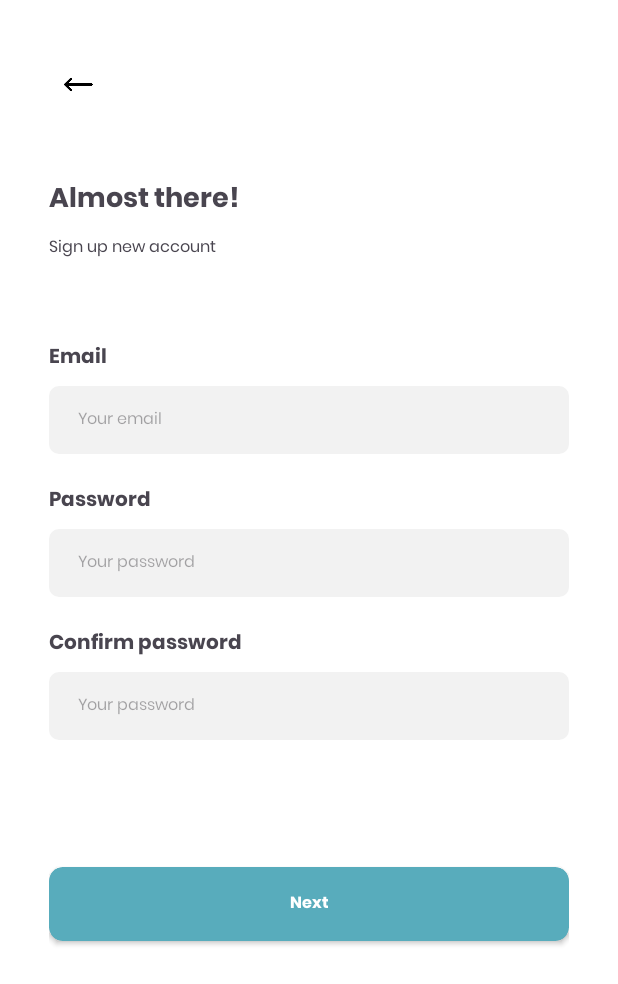
After one commit to Raielaaa/smart-app, an Android app: the RegisterPasswordFragment screen opened through its navigation route, on a phone screen of 412 x 824 dp. The commit adds this screen. Shown: the top 984 px of the screen. Run offline under Robolectric (Android 15) with nearby library versions, the phone set to English and light mode, and no system bars; our stand-ins replace sdp/ssp sizes.

Commit message:
v1.3 Added Register page v2

```diff
--- /dev/null
+++ b/app/src/main/java/com/example/smart/ui/account/register/RegisterPasswordFragment.kt
@@ -0,0 +1,36 @@
+package com.example.smart.ui.account.register
+
+import androidx.fragment.app.viewModels
+import android.os.Bundle
+import androidx.fragment.app.Fragment
+import android.view.LayoutInflater
+import android.view.View
+import android.view.ViewGroup
+import androidx.navigation.fragment.findNavController
+import com.example.lab_ass_app.ui.account.register.TermsOfServiceDialog
+import com.example.smart.R
+import com.example.smart.databinding.FragmentRegisterPasswordBinding
+
+class RegisterPasswordFragment : Fragment() {
+    private val viewModel: RegisterPasswordViewModel by viewModels()
+    private lateinit var binding: FragmentRegisterPasswordBinding
+
+    override fun onCreateView(
+        inflater: LayoutInflater, container: ViewGroup?,
+        savedInstanceState: Bundle?
+    ): View {
+        binding = FragmentRegisterPasswordBinding.inflate(inflater, container, false)
+
+        binding.apply {
+            cvLogin.setOnClickListener {
+                TermsOfServiceDialog(
+                    this@RegisterPasswordFragment,
+                    viewModel,
+                    binding
+                ).show(this@RegisterPasswordFragment.parentFragmentManager, "Register_BottomDialog")
+            }
+        }
+
+        return binding.root
+    }
+}
--- /dev/null
+++ b/app/src/main/res/layout/fragment_register_password.xml
@@ -0,0 +1,159 @@
+<?xml version="1.0" encoding="utf-8"?>
+<androidx.constraintlayout.widget.ConstraintLayout xmlns:android="http://schemas.android.com/apk/res/android"
+    xmlns:app="http://schemas.android.com/apk/res-auto"
+    xmlns:tools="http://schemas.android.com/tools"
+    android:layout_width="match_parent"
+    android:layout_height="match_parent"
+    android:layout_marginHorizontal="@dimen/_25sdp"
+    tools:context=".ui.account.login.RegisterPasswordFragment">
+
+    <ImageView
+        android:id="@+id/imageView5"
+        android:layout_width="@dimen/_30sdp"
+        android:layout_height="@dimen/_15sdp"
+        android:layout_marginTop="@dimen/_36sdp"
+        android:src="@drawable/left_arrow_long"
+        app:layout_constraintStart_toStartOf="parent"
+        app:layout_constraintTop_toTopOf="parent" />
+
+    <TextView
+        android:id="@+id/textView5"
+        android:layout_width="wrap_content"
+        android:layout_height="wrap_content"
+        android:layout_marginTop="@dimen/_40sdp"
+        android:fontFamily="@font/poppins_bold"
+        android:text="@string/register_pass_header"
+        android:textSize="@dimen/_14ssp"
+        app:layout_constraintStart_toStartOf="parent"
+        app:layout_constraintTop_toBottomOf="@+id/imageView5" />
+
+    <TextView
+        android:id="@+id/textView6"
+        android:layout_width="wrap_content"
+        android:layout_height="wrap_content"
+        android:layout_marginTop="@dimen/_5sdp"
+        android:fontFamily="@font/poppins"
+        android:text="@string/register_pass_subheader"
+        android:textSize="@dimen/_8ssp"
+        app:layout_constraintStart_toStartOf="parent"
+        app:layout_constraintTop_toBottomOf="@+id/textView5" />
+
+    <TextView
+        android:id="@+id/textView7"
+        android:layout_width="wrap_content"
+        android:layout_height="wrap_content"
+        android:layout_marginTop="@dimen/_40sdp"
+        android:fontFamily="@font/poppins_bold"
+        android:text="@string/register_pass_email"
+        android:textSize="@dimen/_10ssp"
+        app:layout_constraintStart_toStartOf="parent"
+        app:layout_constraintTop_toBottomOf="@+id/textView6" />
+
+    <EditText
+        android:id="@+id/editTextTextEmailAddress"
+        android:layout_width="0dp"
+        android:layout_height="wrap_content"
+        android:layout_marginTop="@dimen/_5sdp"
+        android:background="@drawable/account_input_background"
+        android:ems="10"
+        android:fontFamily="@font/poppins"
+        android:hint="@string/register_pass_email_label"
+        android:inputType="text"
+        android:paddingHorizontal="@dimen/_15sdp"
+        android:paddingVertical="@dimen/_10sdp"
+        android:textSize="@dimen/_8ssp"
+        app:layout_constraintEnd_toEndOf="parent"
+        app:layout_constraintStart_toStartOf="parent"
+        app:layout_constraintTop_toBottomOf="@+id/textView7" />
+
+    <TextView
+        android:id="@+id/textView8"
+        android:layout_width="wrap_content"
+        android:layout_height="wrap_content"
+        android:layout_marginTop="@dimen/_15sdp"
+        android:fontFamily="@font/poppins_bold"
+        android:text="@string/register_pass_pass"
+        android:textSize="@dimen/_10ssp"
+        app:layout_constraintStart_toStartOf="parent"
+        app:layout_constraintTop_toBottomOf="@+id/editTextTextEmailAddress" />
+
+    <EditText
+        android:id="@+id/editTextTextEmailAddress2"
+        android:layout_width="0dp"
+        android:layout_height="wrap_content"
+        android:layout_marginTop="@dimen/_5sdp"
+        android:background="@drawable/account_input_background"
+        android:ems="10"
+        android:fontFamily="@font/poppins"
+        android:hint="@string/register_pass_label"
+        android:inputType="textPassword"
+        android:paddingHorizontal="@dimen/_15sdp"
+        android:paddingVertical="@dimen/_10sdp"
+        android:textSize="@dimen/_8ssp"
+        app:layout_constraintEnd_toEndOf="parent"
+        app:layout_constraintStart_toStartOf="parent"
+        app:layout_constraintTop_toBottomOf="@+id/textView8" />
+
+    <TextView
+        android:id="@+id/textView80"
+        android:layout_width="wrap_content"
+        android:layout_height="wrap_content"
+        android:layout_marginTop="@dimen/_15sdp"
+        android:fontFamily="@font/poppins_bold"
+        android:text="@string/register_pass_confirm"
+        android:textSize="@dimen/_10ssp"
+        app:layout_constraintStart_toStartOf="parent"
+        app:layout_constraintTop_toBottomOf="@+id/editTextTextEmailAddress2" />
+
+    <EditText
+        android:id="@+id/editTextTextEmailAddress20"
+        android:layout_width="0dp"
+        android:layout_height="wrap_content"
+        android:layout_marginTop="@dimen/_5sdp"
+        android:background="@drawable/account_input_background"
+        android:ems="10"
+        android:fontFamily="@font/poppins"
+        android:hint="@string/register_pass_label"
+        android:inputType="textPassword"
+        android:paddingHorizontal="@dimen/_15sdp"
+        android:paddingVertical="@dimen/_10sdp"
+        android:textSize="@dimen/_8ssp"
+        app:layout_constraintEnd_toEndOf="parent"
+        app:layout_constraintStart_toStartOf="parent"
+        app:layout_constraintTop_toBottomOf="@+id/textView80" />
+
+    <androidx.cardview.widget.CardView
+        android:layout_marginTop="@dimen/_65sdp"
+        android:id="@+id/cvLogin"
+        android:layout_width="match_parent"
+        android:layout_height="wrap_content"
+        app:cardBackgroundColor="@color/main_color"
+        app:cardCornerRadius="@dimen/_7sdp"
+        app:layout_constraintEnd_toEndOf="parent"
+        app:layout_constraintHorizontal_bias="0.5"
+        app:layout_constraintStart_toStartOf="parent"
+        app:layout_constraintTop_toBottomOf="@+id/editTextTextEmailAddress20">
+
+        <androidx.constraintlayout.widget.ConstraintLayout
+            android:layout_width="match_parent"
+            android:layout_height="match_parent">
+
+            <TextView
+                android:id="@+id/textView10"
+                android:layout_width="wrap_content"
+                android:layout_height="wrap_content"
+                android:layout_marginVertical="@dimen/_12sdp"
+                android:fontFamily="@font/poppins_bold"
+                android:text="@string/register_next"
+                android:textColor="@color/white"
+                android:textSize="@dimen/_8ssp"
+                app:layout_constraintBottom_toBottomOf="parent"
+                app:layout_constraintEnd_toEndOf="parent"
+                app:layout_constraintHorizontal_bias="0.5"
+                app:layout_constraintStart_toStartOf="parent"
+                app:layout_constraintTop_toTopOf="parent"
+                app:layout_constraintVertical_bias="0.5" />
+        </androidx.constraintlayout.widget.ConstraintLayout>
+    </androidx.cardview.widget.CardView>
+
+</androidx.constraintlayout.widget.ConstraintLayout>
--- a/app/src/main/res/navigation/navigation.xml
+++ b/app/src/main/res/navigation/navigation.xml
@@ -137,5 +137,17 @@
     <fragment
         android:id="@+id/registerFragment"
         android:name="com.example.smart.ui.account.register.RegisterFragment"
-        android:label="RegisterFragment" />
+        android:label="RegisterFragment" >
+        <action
+            android:id="@+id/action_registerFragment_to_registerPasswordFragment"
+            app:destination="@id/registerPasswordFragment"
+            app:enterAnim="@anim/push_left_in"
+            app:exitAnim="@anim/push_left_out"
+            app:popEnterAnim="@anim/push_right_in"
+            app:popExitAnim="@anim/push_right_out" />
+    </fragment>
+    <fragment
+        android:id="@+id/registerPasswordFragment"
+        android:name="com.example.smart.ui.account.register.RegisterPasswordFragment"
+        android:label="RegisterPasswordFragment" />
 </navigation>
```
Also changed, not shown: app/src/main/java/com/example/smart/ui/account/register/RegisterFragment.kt (+6 -1 lines), app/src/main/java/com/example/smart/ui/account/register/RegisterPasswordViewModel.kt (added, +7 -0 lines), app/src/main/java/com/example/smart/ui/account/register/TermsAndConditionFragment.kt (added, +69 -0 lines), app/src/main/res/layout/fragment_terms_and_condition.xml (added, +205 -0 lines), app/src/main/res/values/strings.xml (+77 -0 lines), app/src/main/res/drawable/account_horizontal_line_for_dialog.png (added), app/src/main/res/drawable/img.png (added), app/src/main/res/drawable/img_1.png (added).
